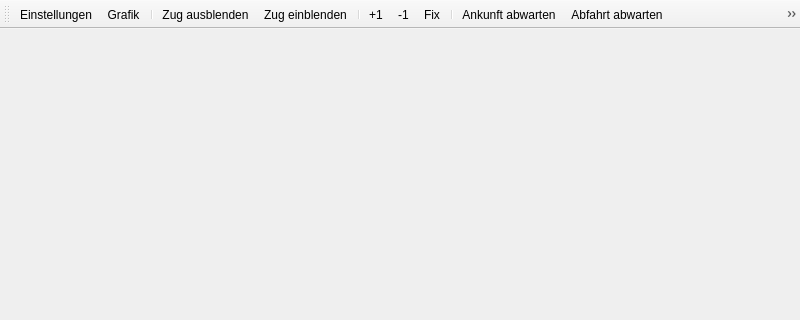
Above: stskit/qt/anschlussmatrix.ui from topological-state/stskit before the change; both pictures show x 0 to 800 and y 0 to 320 of the 800 by 600 pixel window. Below: the same form after it.
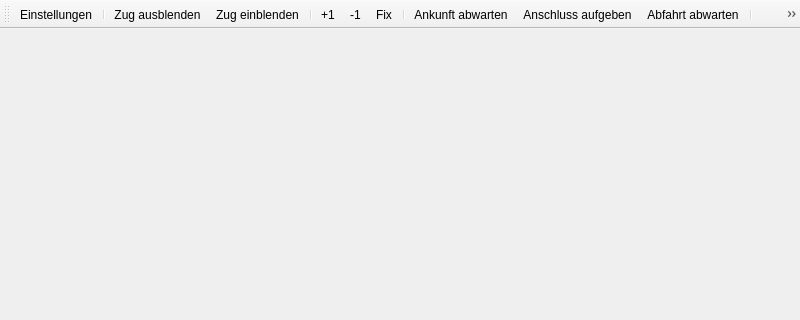
That is the form after the change. Icons and pictures are not drawn.

What changed in the file:
```diff
--- a/stskit/qt/anschlussmatrix.ui
+++ b/stskit/qt/anschlussmatrix.ui
@@ -336,7 +336,6 @@
     <bool>false</bool>
    </attribute>
    <addaction name="actionSetup"/>
-   <addaction name="actionAnzeige"/>
    <addaction name="separator"/>
    <addaction name="actionZugAusblenden"/>
    <addaction name="actionZugEinblenden"/>
@@ -346,8 +345,9 @@
    <addaction name="actionFix"/>
    <addaction name="separator"/>
    <addaction name="actionAnkunftAbwarten"/>
-   <addaction name="actionAbfahrtAbwarten"/>
    <addaction name="actionAnschlussAufgeben"/>
+   <addaction name="actionAbfahrtAbwarten"/>
+   <addaction name="separator"/>
    <addaction name="actionLoeschen"/>
   </widget>
   <action name="actionSetup">
```
Left out of the diff: 31 changed lines with no effect on the pictures.
